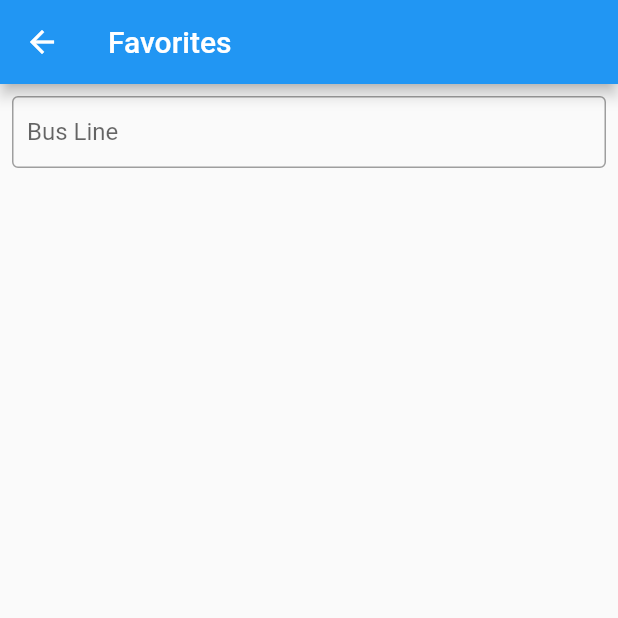
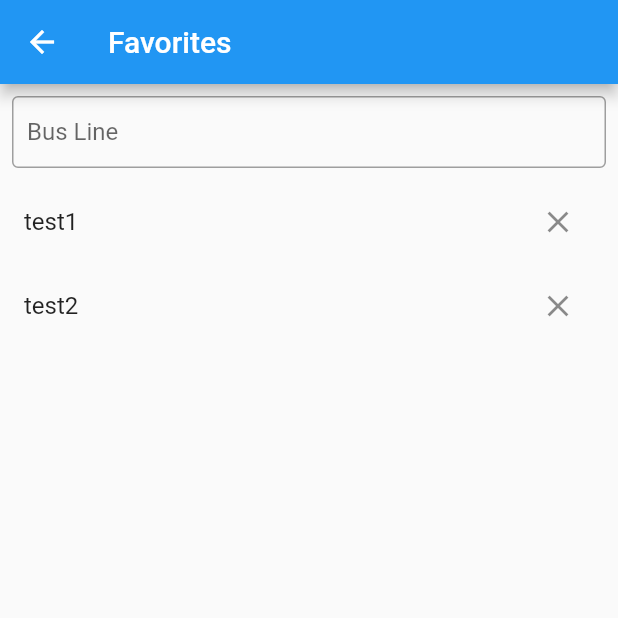
Before and after one commit to etmrmia/1635-Project, a Flutter app: the FavoritesView screen opened by its route, on a phone screen of 412 x 824 dp, the top half of it. Run offline on Flutter 3.47's test engine with Material 2 defaults, Android fonts, the phone set to English and light mode, and no system bars.

Commit message:
favorites test

```diff
--- a/interface_design_map_project/lib/main.dart
+++ b/interface_design_map_project/lib/main.dart
@@ -19,7 +19,7 @@ class MyApp extends StatelessWidget {
       theme: ThemeData(
         primarySwatch: Colors.blue,
       ),
-      home: ChangeNotifierProvider(
+      home: ChangeNotifierProvider<HomeViewModel>(
         create: (context) => HomeViewModel(),
         child: HomeView(),
       ),
--- a/interface_design_map_project/lib/router.dart
+++ b/interface_design_map_project/lib/router.dart
@@ -13,21 +13,21 @@ class Router {
     switch (settings.name) {
       case homeRoute:
         return MaterialPageRoute(
-            builder: (_) => ChangeNotifierProvider(
+            builder: (_) => ChangeNotifierProvider<HomeViewModel>(
                   create: (context) => HomeViewModel(),
                   child: HomeView(),
                 ));
       case favoritesRoute:
         return MaterialPageRoute(
-            builder: (_) => ChangeNotifierProvider(
+            builder: (_) => ChangeNotifierProvider<HomeViewModel>(
                   create: (context) => HomeViewModel(),
-                  child: FavoritesView(),
+                  child: const FavoritesView(),
                 ));
       case buslineinfoRoute:
         return MaterialPageRoute(
-            builder: (_) => ChangeNotifierProvider(
+            builder: (_) => ChangeNotifierProvider<HomeViewModel>(
                   create: (context) => HomeViewModel(),
-                  child: BusLineView(),
+                  child: const BusLineView(),
                 ));
       default:
         return MaterialPageRoute(
--- a/interface_design_map_project/lib/viewmodels/home_viewmodel.dart
+++ b/interface_design_map_project/lib/viewmodels/home_viewmodel.dart
@@ -29,7 +29,7 @@ final List<Bus> initialData = List.generate(
         //Have to figure out a way to individualize alerts
         Bus(title: "7$index" "C", alert: "On time."));
 
-class HomeViewModel extends ChangeNotifier {
+class HomeViewModel with ChangeNotifier {
   Bus bus61C = Bus(title: "61C McKeesport", alert: "on-time");
   Bus busY49 = Bus(title: "Y49 Prospect Flyer", alert: "delayed");
   Bus noBus = Bus(title: "N/A", alert: "n/a");
@@ -40,20 +40,33 @@ class HomeViewModel extends ChangeNotifier {
   List<Bus> get buses => _buses;
 
   // Favorite buses
-  final List<Bus> _myList = [];
+  final List<Bus> _myList = [
+    Bus(alert: "test1", title: "test1"),
+    Bus(alert: "test2", title: "test2")
+  ];
 
   // Retrieve favorite buses
   List<Bus> get myList => _myList;
 
   // Adding a bus to the favorites list
   void addToList(Bus bus) {
+    print("adding " + bus.title);
     _myList.add(bus);
+    print("my fave list: ");
+    for (int i = 0; i < myList.length; i++) {
+      print(myList[i].title);
+    }
     notifyListeners();
   }
 
   // Removing a bus from the favorites list
   void removeFromList(Bus bus) {
+    print("removing " + bus.title);
     _myList.remove(bus);
+    print("my fave list: ");
+    for (int i = 0; i < myList.length; i++) {
+      print(myList[i].title);
+    }
     notifyListeners();
   }
 
--- a/interface_design_map_project/lib/views/favorites_view.dart
+++ b/interface_design_map_project/lib/views/favorites_view.dart
@@ -32,7 +32,9 @@ class _FavoritesViewState extends State<FavoritesView> {
 
   @override
   Widget build(BuildContext context) {
-    final viewModel = Provider.of<HomeViewModel>(context);
+    var viewModel = Provider.of<HomeViewModel>(context);
+    var bus = context.watch<HomeViewModel>();
+
     return Scaffold(
       appBar: AppBar(
         title: const Text("Favorites"),
@@ -42,32 +44,74 @@ class _FavoritesViewState extends State<FavoritesView> {
           // Search for bus line
           busLineSearch(viewModel),
           // Display favorites list
-          Expanded(child: favoritesList()),
+          Expanded(
+            child: Consumer<HomeViewModel>(
+              builder: (context, vm, child) => ListView.builder(
+                itemCount: vm.myList.length,
+                itemBuilder: (context, index) =>
+                    FavoriteBusTile(vm.myList[index]),
+              ),
+            ),
+          ),
         ],
       ),
     );
   }
 
   // Display list of favorites method
-  favoritesList() {
-    return Consumer<HomeViewModel>(
-      builder: (context, vm, _) {
-        return ListView.builder(
-          itemCount: vm.myList.length,
-          itemBuilder: (context, index) {
-            // final favorited = true;
-            return ListTile(
-              title: Text(
-                vm.myList[index].title,
-              ),
-              onTap: () {
-                Navigator.pushNamed(context, buslineinfoRoute);
-              },
-            );
-          },
-        );
-      },
-    );
+  favoritesList(HomeViewModel vm) {
+    // return ListView.builder(
+    //   itemCount: vm.myList.length,
+    //   itemBuilder: (context, index) => ListTile(
+    //     title: Text(
+    //       vm.myList[index].title,
+    //     ),
+    //   ),
+    // );
+
+    // return ListView.builder(
+    //   itemCount: bus.myList.length,
+    //   itemBuilder: (context, (context, index) => ListTile
+
+    //   );
+    // );
+
+    // return Consumer<HomeViewModel>(
+    //   builder: (context, vm, child) {
+    //     final tiles = vm.myList.map(
+    //       (pair) {
+    //         return ListTile(
+    //           title: Text(pair.title),
+    //         );
+    //       },
+    //     );
+    //     final divided = tiles.isNotEmpty
+    //         ? ListTile.divideTiles(
+    //             context: context,
+    //             tiles: tiles,
+    //           ).toList()
+    //         : <Widget>[];
+
+    //     return ListView(children: divided, key: UniqueKey());
+    //   },
+    // );
+
+    // return Consumer<HomeViewModel>(
+    //   builder: (context, value, child) => ListView.builder(
+    //     itemCount: value.myList.length,
+    //     itemBuilder: (context, index) => FavoriteBusTile(value.myList[index]),
+    //     // final favorited = true;
+    //     // return ListTile(
+    //     //   title: Text(
+    //     //     vm.myList[index].title,
+    //     //   ),
+    //     //   onTap: () {
+    //     //     Navigator.pushNamed(context, buslineinfoRoute);
+    //     //   },
+    //     // );
+    //     // },
+    //   ),
+    // );
   }
 
   // Search by busline method
@@ -105,3 +149,29 @@ class _FavoritesViewState extends State<FavoritesView> {
     );
   }
 }
+
+class FavoriteBusTile extends StatelessWidget {
+  final Bus bus;
+  const FavoriteBusTile(this.bus);
+
+  @override
+  Widget build(BuildContext context) {
+    return ListTile(
+      title: Text(bus.title),
+      trailing: IconButton(
+        key: Key('remove_icon'),
+        icon: Icon(Icons.close),
+        onPressed: () {
+          Provider.of<HomeViewModel>(context, listen: false)
+              .removeFromList(bus);
+          ScaffoldMessenger.of(context).showSnackBar(
+            SnackBar(
+              content: Text('Removed from favorites.'),
+              duration: Duration(seconds: 1),
+            ),
+          );
+        },
+      ),
+    );
+  }
+}
```
Also changed, not shown: interface_design_map_project/lib/views/home_view.dart (+11 -36 lines).
